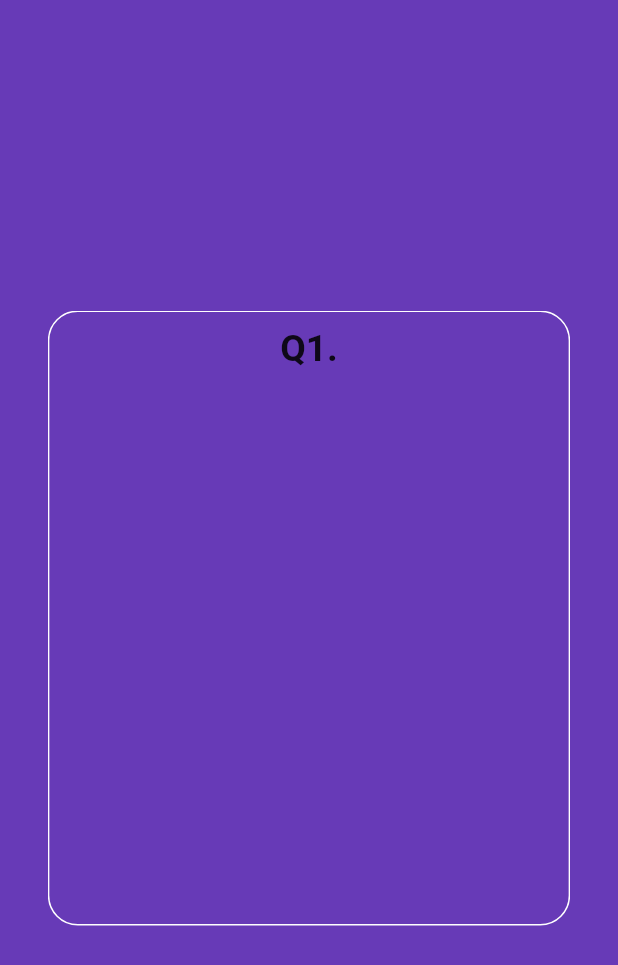
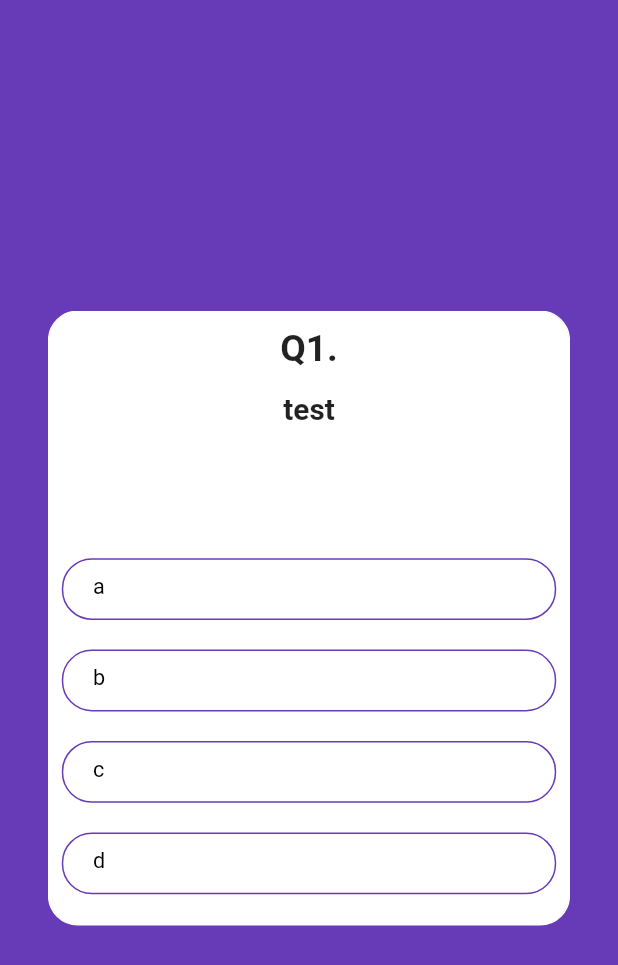
Before and after one commit to CaesiumY/flutter-with-quiz-app, a Flutter app: the screen it shows after launch, after a tap on "지금 퀴즈 풀기", on a phone screen of 412 x 824 dp. Shown: the top 965 px of the screen. Run offline on Flutter 3.47's test engine with Material 2 defaults, Android fonts, the phone set to English and light mode, and no system bars; drawn by our look-alikes of auto_size_text; our stand-ins replace flutter_swiper.

Commit message:
feat: Add answer btns

```diff
--- a/lib/screen/screen_quiz.dart
+++ b/lib/screen/screen_quiz.dart
@@ -1,5 +1,7 @@
+import 'package:auto_size_text/auto_size_text.dart';
 import 'package:flutter/material.dart';
 import 'package:flutter_quiz/model/model_quiz.dart';
+import 'package:flutter_quiz/widget/widget_cadidate.dart';
 import 'package:flutter_swiper/flutter_swiper.dart';
 
 class QuizScreen extends StatefulWidget {
@@ -54,8 +56,10 @@ class _QuizScreenState extends State<QuizScreen> {
   Widget _buildQuizCard(Quiz quiz, width, height) {
     return Container(
       decoration: BoxDecoration(
-          borderRadius: BorderRadius.circular(20),
-          border: Border.all(color: Colors.white)),
+        borderRadius: BorderRadius.circular(20),
+        border: Border.all(color: Colors.white),
+        color: Colors.white,
+      ),
       child: Column(
         crossAxisAlignment: CrossAxisAlignment.center,
         children: <Widget>[
@@ -66,9 +70,56 @@ class _QuizScreenState extends State<QuizScreen> {
               style: TextStyle(
                   fontSize: width * 0.06, fontWeight: FontWeight.bold),
             ),
+          ),
+          Container(
+            width: width * 0.8,
+            padding: EdgeInsets.only(top: width * 0.012),
+            child: AutoSizeText(
+              quiz.title,
+              textAlign: TextAlign.center,
+              maxLines: 2,
+              style: TextStyle(
+                  fontSize: width * 0.048, fontWeight: FontWeight.bold),
+            ),
+          ),
+          Expanded(
+            child: Container(),
+          ),
+          Column(
+            children: _buildCandidates(width, quiz),
           )
         ],
       ),
     );
   }
+
+  List<Widget> _buildCandidates(double width, Quiz quiz) {
+    List<Widget> _children = [];
+
+    for (int i = 0; i < 4; i++) {
+      _children.add(CandWidget(
+        index: i,
+        text: quiz.candidates[i],
+        width: width,
+        answerState: _answerState[i],
+        tap: () {
+          setState(() {
+            for (int j = 0; j < 4; j++) {
+              if (i == j) {
+                _answerState[j] = true;
+                _answers[_currentIndex] = j;
+              } else {
+                _answerState[j] = false;
+              }
+              // 선택지 터치 시, 하나만 true로 바꾸고 나머지는 false로 바꾸는 일종의 라디오 버튼
+            }
+          });
+        },
+      ));
+      _children.add(Padding(
+        padding: EdgeInsets.all(width * 0.024),
+      ));
+    }
+    return _children;
+  }
 }
--- /dev/null
+++ b/lib/widget/widget_cadidate.dart
@@ -0,0 +1,43 @@
+import 'package:flutter/material.dart';
+
+class CandWidget extends StatefulWidget {
+  VoidCallback tap;
+  String text;
+  int index;
+  double width;
+  bool answerState;
+
+  CandWidget({this.tap, this.index, this.width, this.text, this.answerState});
+
+  _CandWidgetState createState() => _CandWidgetState();
+}
+
+class _CandWidgetState extends State<CandWidget> {
+  @override
+  Widget build(BuildContext context) {
+    return Container(
+      width: widget.width * 0.8,
+      height: widget.width * 0.1,
+      padding: EdgeInsets.fromLTRB(widget.width * 0.048, widget.width * 0.024,
+          widget.width * 0.048, widget.width * 0.024),
+      decoration: BoxDecoration(
+          borderRadius: BorderRadius.circular(20),
+          border: Border.all(color: Colors.deepPurple),
+          color: widget.answerState ? Colors.deepPurple : Colors.white),
+      child: InkWell(
+        child: Text(
+          widget.text,
+          style: TextStyle(
+              fontSize: widget.width * 0.035,
+              color: widget.answerState ? Colors.white : Colors.black),
+        ),
+        onTap: () {
+          setState(() {
+            widget.tap();
+            widget.answerState = !widget.answerState;
+          });
+        },
+      ),
+    );
+  }
+}
```
